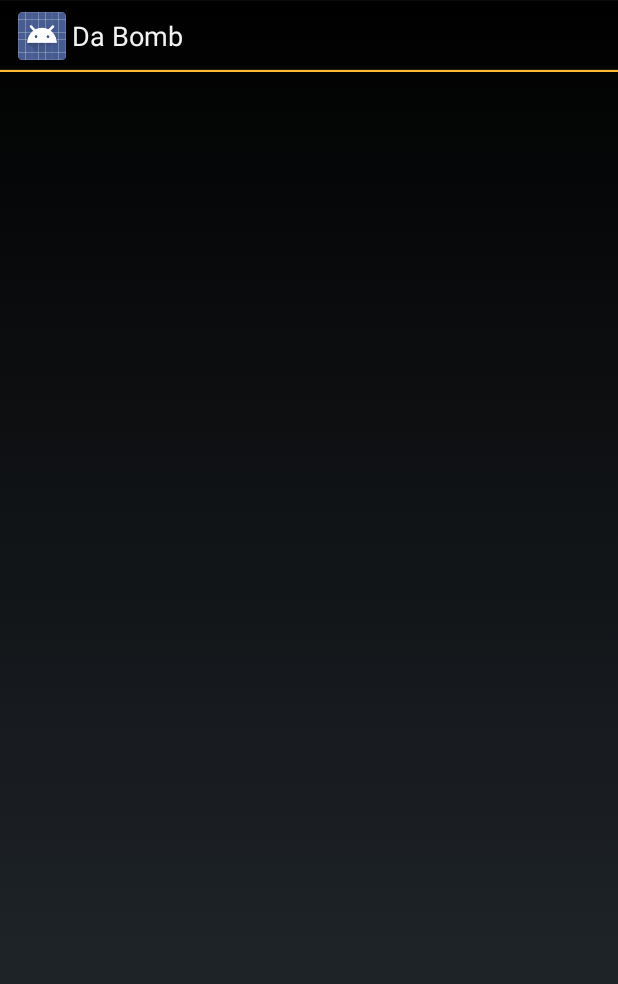
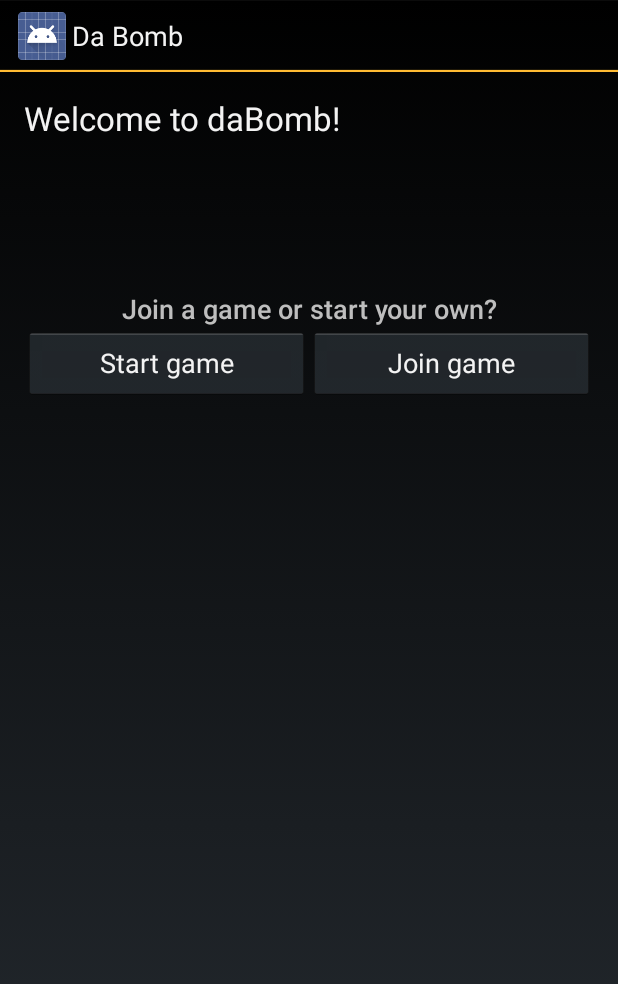
Before and after one commit to stefanhoth/devfestbe-dabomb, an Android app: the fragment WelcomeFragment shown on its own in the app's theme, on a phone screen of 412 x 824 dp. Shown: the top 984 px of the screen. Run offline under Robolectric (Android 15) with nearby library versions, the phone set to English and light mode, and no system bars.

Commit message:
Inital screen design (wip)

```diff
--- a/app/src/main/res/layout/activity_welcome.xml
+++ b/app/src/main/res/layout/activity_welcome.xml
@@ -4,7 +4,7 @@
     android:id="@+id/drawer_layout"
     android:layout_width="match_parent"
     android:layout_height="match_parent"
-    tools:context=".MainMenu">
+    tools:context=".WelcomeActity">
 
     <!-- As the main content view, the view below consumes the entire
          space available using match_parent in both dimensions. -->
@@ -25,6 +25,7 @@
         android:layout_width="@dimen/navigation_drawer_width"
         android:layout_height="match_parent"
         android:layout_gravity="start"
-        android:name="be.devfest.dabomb.NavigationDrawerFragment" />
+        android:name="be.devfest.dabomb.fragments.NavigationDrawerFragment"
+        tools:layout="@layout/fragment_navigation_drawer" />
 
 </android.support.v4.widget.DrawerLayout>
--- a/app/src/main/res/layout/fragment_welcome.xml
+++ b/app/src/main/res/layout/fragment_welcome.xml
@@ -1,7 +1,8 @@
-<RelativeLayout xmlns:android="http://schemas.android.com/apk/res/android"
+<LinearLayout xmlns:android="http://schemas.android.com/apk/res/android"
     xmlns:tools="http://schemas.android.com/tools"
     android:layout_width="match_parent"
     android:layout_height="match_parent"
+    android:orientation="vertical"
     android:paddingLeft="@dimen/activity_horizontal_margin"
     android:paddingRight="@dimen/activity_horizontal_margin"
     android:paddingTop="@dimen/activity_vertical_margin"
@@ -9,8 +10,47 @@
     tools:context=".MainMenu$PlaceholderFragment">
 
     <TextView
+        android:id="@+id/welcome_text"
+        android:layout_width="wrap_content"
+        android:layout_height="wrap_content"
+        android:text="@string/welcome"
+        style="@android:style/TextAppearance.DeviceDefault.Large" />
+
+    <!-- TODO replace me with awesome hero image -->
+    <View
+        android:layout_width="match_parent"
+        android:layout_height="100dp">
+
+    </View>
+
+    <TextView
         android:id="@+id/section_label"
-        android:layout_width="wrap_content"
-        android:layout_height="wrap_content" />
+        android:layout_width="match_parent"
+        android:layout_height="wrap_content"
+        android:text="@string/explain"
+        style="@android:style/TextAppearance.DeviceDefault.Medium"
+        android:gravity="center" />
 
-</RelativeLayout>
+    <LinearLayout
+        android:layout_width="match_parent"
+        android:layout_height="wrap_content"
+        android:orientation="horizontal">
+
+        <Button
+            android:id="@+id/btn_game_start"
+            android:layout_width="0dp"
+            android:layout_height="wrap_content"
+            android:layout_weight="1"
+            android:text="@string/btn_game_start" />
+
+        <Button
+            android:id="@+id/btn_game_join"
+            android:layout_width="0dp"
+            android:layout_height="wrap_content"
+            android:layout_weight="1"
+            android:text="@string/btn_game_join" />
+
+    </LinearLayout>
+
+
+</LinearLayout>
--- a/app/src/main/res/values/strings.xml
+++ b/app/src/main/res/values/strings.xml
@@ -9,5 +9,9 @@
     <string name="navigation_drawer_close">Close navigation drawer</string>
     <string name="action_example">Example action</string>
     <string name="action_settings">Settings</string>
+    <string name="welcome">Welcome to daBomb!</string>
+    <string name="explain">Join a game or start your own?</string>
+    <string name="btn_game_start">Start game</string>
+    <string name="btn_game_join">Join game</string>
 
 </resources>
```
